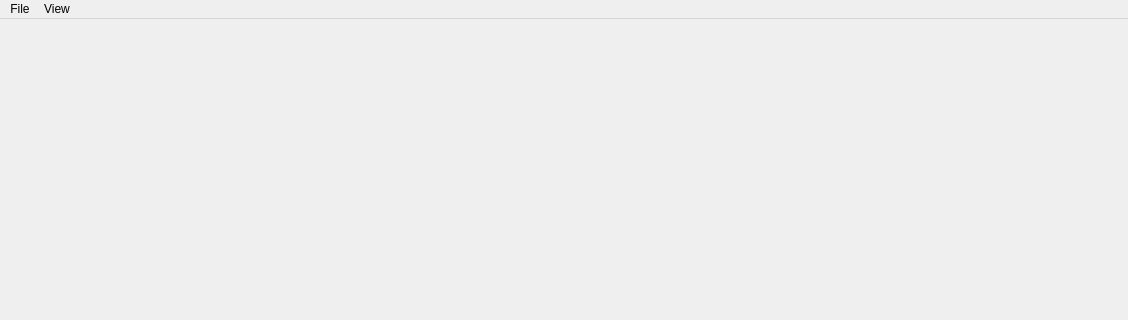
This is manr/mainwindow.ui in manr-chat/manr_chat as Qt 5 draws it before an edit; both pictures show x 0 to 1128 and y 0 to 320 of the 1128 by 581 pixel window. The edited form follows.
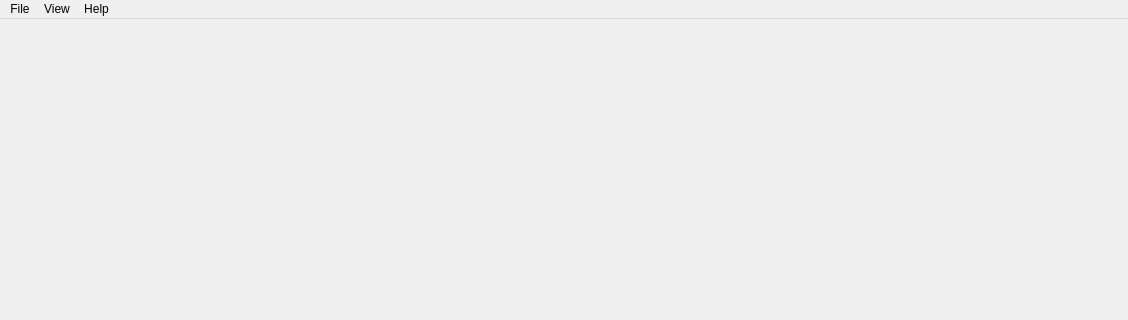
This is the edited form.

Commit message: Add About dialog

What changed in the file:
```diff
--- a/manr/mainwindow.ui
+++ b/manr/mainwindow.ui
@@ -57,8 +57,15 @@
     <addaction name="separator"/>
     <addaction name="actionViewProfileId"/>
    </widget>
+   <widget class="QMenu" name="menuHelp">
+    <property name="title">
+     <string>Help</string>
+    </property>
+    <addaction name="actionAbout"/>
+   </widget>
    <addaction name="menuFile"/>
    <addaction name="menuView"/>
+   <addaction name="menuHelp"/>
   </widget>
   <widget class="QStatusBar" name="statusbar"/>
   <action name="actionViewCropped">
```
Left out of the diff: 5 changed lines with no effect on the pictures. The commit also changes 4 other files.
